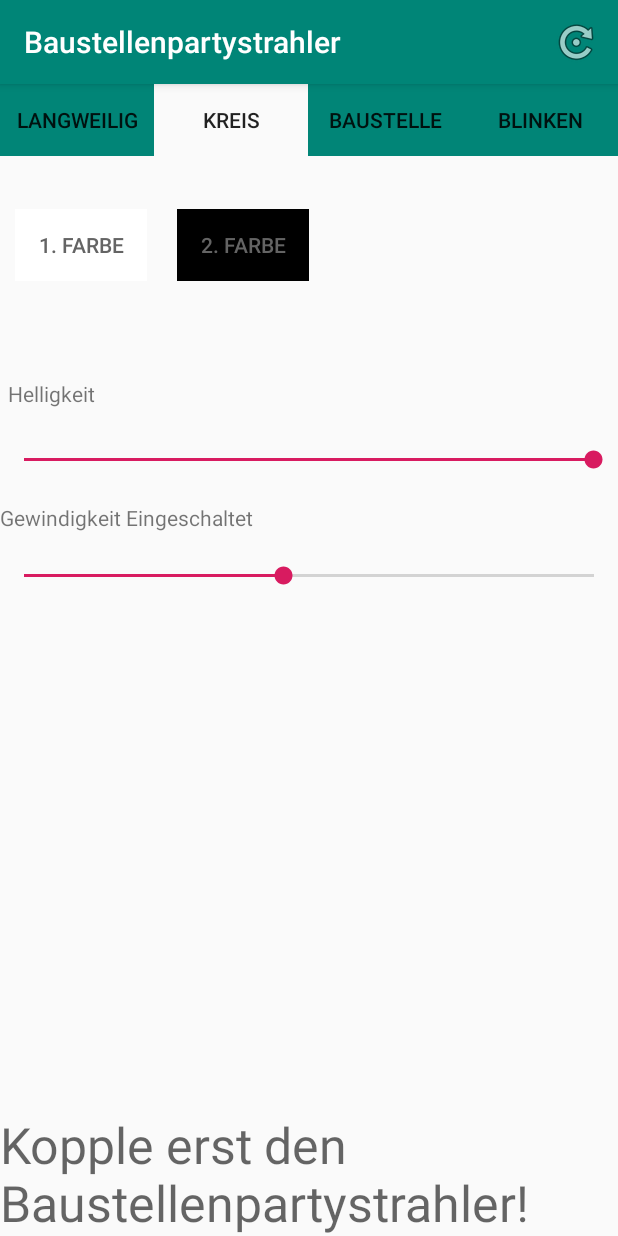
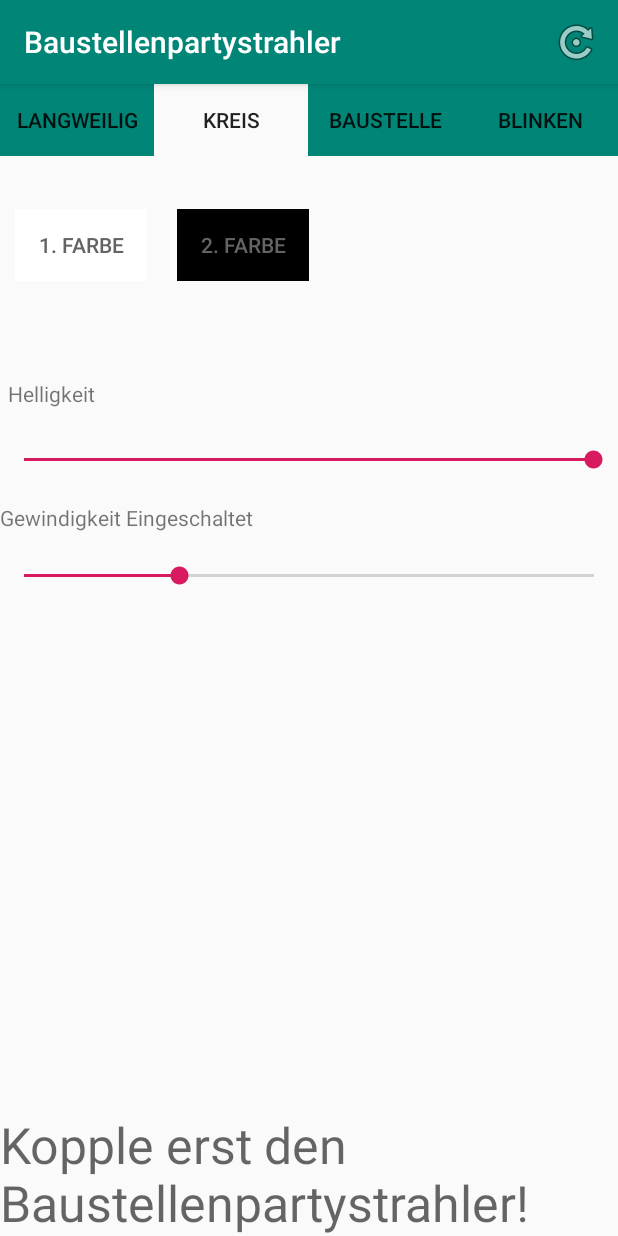
Before and after one commit to DanielPantle/Baustellenpartystrahler, an Android app: the screen it shows after launch (MainActivity), after a tap on "KREIS", on a phone screen of 412 x 824 dp. Run offline under Robolectric (Android 15) with nearby library versions, the phone set to English and light mode, and no system bars; our stand-ins replace RxJava; libraries missing offline, so code that uses them is left out: com.harrysoft.androidbluetoothserial, me.jfenn.colorpickerdialog; 6 statements that could not run were skipped.

Commit message:
designchanges, farben aktualisieren sich

```diff
--- a/app/src/main/AndroidManifest.xml
+++ b/app/src/main/AndroidManifest.xml
@@ -4,6 +4,8 @@
 
     <uses-permission android:name="android.permission.BLUETOOTH_ADMIN" />
     <uses-permission android:name="android.permission.BLUETOOTH" />
+    <uses-permission android:name="android.permission.RECORD_AUDIO" />
+
 
     <application
         android:allowBackup="true"
--- a/app/src/main/java/de/pantle/baustellenpartystrahler/MainActivity.java
+++ b/app/src/main/java/de/pantle/baustellenpartystrahler/MainActivity.java
@@ -26,6 +26,7 @@ import java.util.Collection;
 import io.reactivex.android.schedulers.AndroidSchedulers;
 import io.reactivex.schedulers.Schedulers;
 import me.jfenn.colorpickerdialog.dialogs.ColorPickerDialog;
+
 
 public class MainActivity extends AppCompatActivity {
     BluetoothManager bluetoothManager;
@@ -184,24 +185,29 @@ public class MainActivity extends AppCompatActivity {
         }else {
             viewSpeed.setVisibility(View.VISIBLE);
             seekBarSpeed.setVisibility(View.VISIBLE);
-            buttonBColor.setVisibility(View.VISIBLE);
             buttonMode0.setBackgroundColor(Color.parseColor("#018577"));
 
         }
 
         if (mode==1) {
+            buttonBColor.setVisibility(View.VISIBLE);
             buttonMode1.setBackgroundColor(Color.parseColor("#FAFAFA"));
             seekBarSpeed.setMax(300);
+            seekBarSpeed.setProgress(100);
         }else {
-            seekBarSpeed.setMax(3000);
+            seekBarSpeed.setMax(2000);
+            seekBarSpeed.setProgress(1000);
+            seekBarSpeed2.setProgress(1000);
             buttonMode1.setBackgroundColor(Color.parseColor("#018577"));
         }
 
         if (mode==2) {
+            buttonBColor.setVisibility(View.GONE);
             buttonFColor.setBackgroundColor(Color.rgb(255, 155, 0));
+            color= (Color.rgb(255, 155, 0));
             buttonBColor.setBackgroundColor(Color.rgb(0, 0, 0));
+            color2 = (Color.rgb(0, 0, 0));
             buttonMode2.setBackgroundColor(Color.parseColor("#FAFAFA"));
-            seekBarSpeed.setProgress(2500);
         }else {
             buttonFColor.setBackgroundColor(color);
             buttonBColor.setBackgroundColor(color2);
@@ -209,6 +215,7 @@ public class MainActivity extends AppCompatActivity {
         }
 
         if (mode==4) {
+            buttonBColor.setVisibility(View.VISIBLE);
             viewSpeed2.setVisibility(View.VISIBLE);
             seekBarSpeed2.setVisibility(View.VISIBLE);
             buttonMode4.setBackgroundColor(Color.parseColor("#FAFAFA"));
@@ -217,6 +224,18 @@ public class MainActivity extends AppCompatActivity {
             seekBarSpeed2.setVisibility(View.INVISIBLE);
             buttonMode4.setBackgroundColor(Color.parseColor("#018577"));
         }
+
+        update();
+
+
+    }
+
+    private void update() {
+        sendMessage("fcolor:" + colorIntToHex(color));
+        sendMessage("bcolor:" + colorIntToHex(color2));
+        sendMessage("bright:" + Integer.toHexString(seekBarBrightness.getProgress()));
+        sendMessage("speed:" + Integer.toHexString(seekBarSpeed.getMax() - seekBarSpeed.getProgress()));
+        sendMessage("speed2:" + Integer.toHexString(seekBarSpeed2.getMax() - seekBarSpeed2.getProgress()));
 
     }
 
--- a/app/src/main/res/layout/activity_main.xml
+++ b/app/src/main/res/layout/activity_main.xml
@@ -133,10 +133,10 @@
             android:id="@+id/seekBarSpeed"
             android:layout_width="match_parent"
             android:layout_height="wrap_content"
-            android:max="3000"
+            android:max="2000"
             android:min="25"
             android:padding="20dp"
-            android:progress="150"
+            android:progress="100"
             android:scrollbarSize="4dp" />
 
         <TextView
@@ -150,10 +150,10 @@
             android:id="@+id/seekBarSpeed2"
             android:layout_width="match_parent"
             android:layout_height="wrap_content"
-            android:max="3000"
+            android:max="2000"
             android:min="25"
             android:padding="20dp"
-            android:progress="50"
+            android:progress="100"
             android:visibility="invisible" />
     </LinearLayout>
 
```
